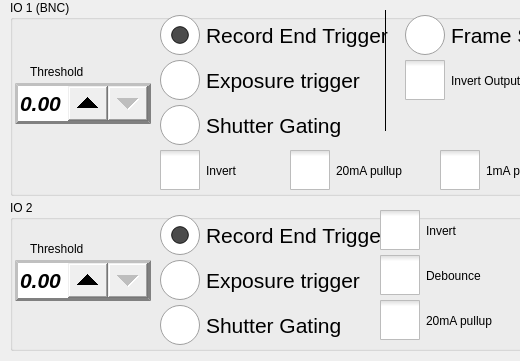
The window that src/iosettingswindow.ui (krontech/chronos-cam-app) describes before a commit, drawn with Qt 5; both pictures show x 0 to 520 and y 0 to 361 of the 800 by 480 pixel window.
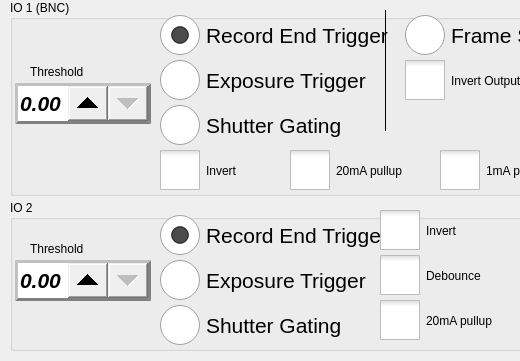
The same window after the commit. Custom widgets are drawn as their Qt base class.

Commit message: Fixed capitalization of exposure trigger label on trigger/io settings screen.

What changed in the file:
```diff
--- a/src/iosettingswindow.ui
+++ b/src/iosettingswindow.ui
@@ -112,7 +112,7 @@
 }</string>
     </property>
     <property name="text">
-     <string>Exposure trigger</string>
+     <string>Exposure Trigger</string>
     </property>
    </widget>
    <widget class="QCheckBox" name="chkIO1InvertIn">
@@ -556,7 +556,7 @@
 }</string>
     </property>
     <property name="text">
-     <string>Exposure trigger</string>
+     <string>Exposure Trigger</string>
     </property>
    </widget>
    <widget class="QRadioButton" name="radioIO2ShutterGating">
```
